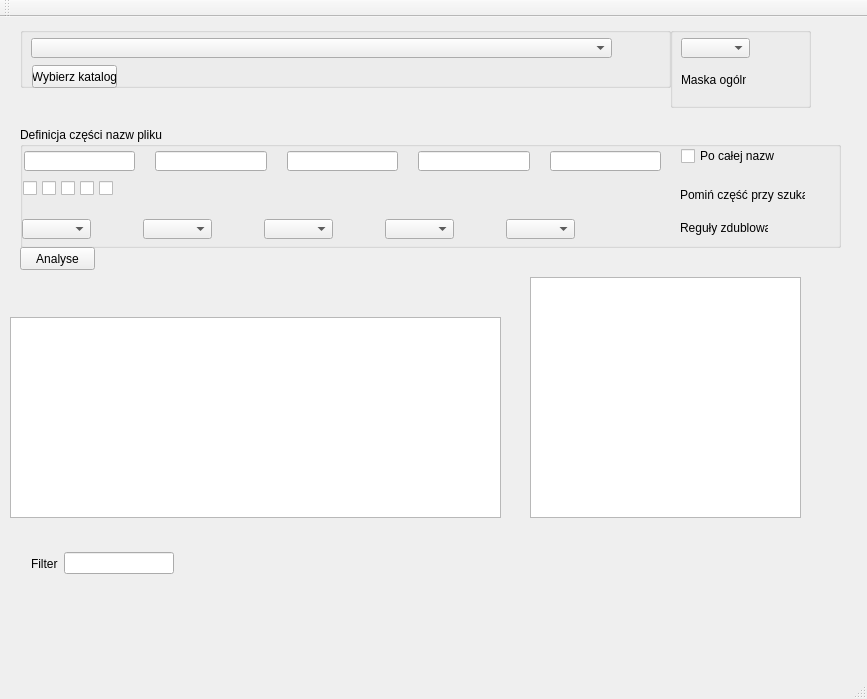
This is TEST1_IGEKA/mainwindow.ui in adallpl/Search-Direcotry as Qt 5 draws it before an edit. The edited form follows.
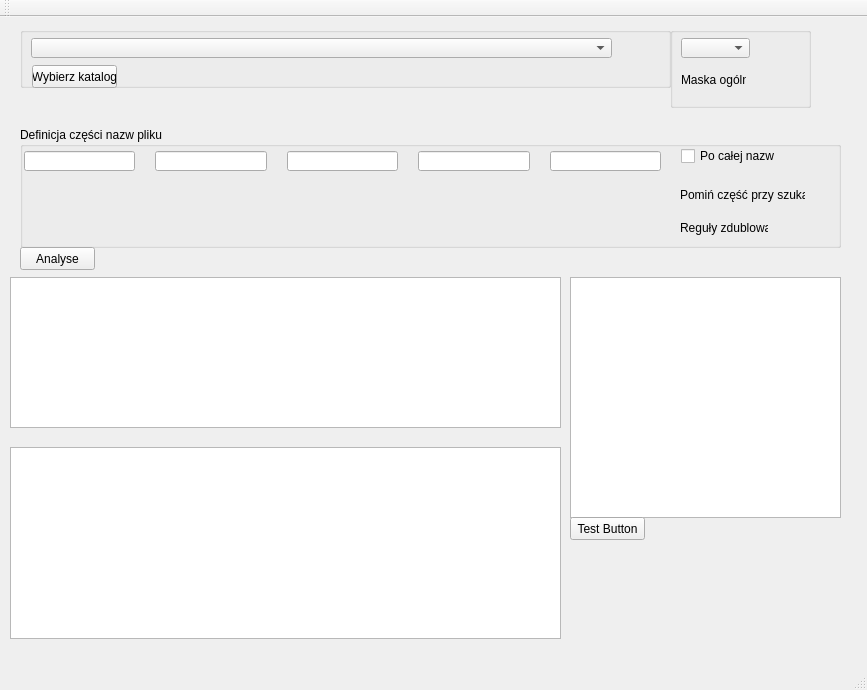
This is the edited form.

```diff
--- a/TEST1_IGEKA/mainwindow.ui
+++ b/TEST1_IGEKA/mainwindow.ui
@@ -7,11 +7,11 @@
     <x>0</x>
     <y>0</y>
     <width>867</width>
-    <height>699</height>
+    <height>690</height>
    </rect>
   </property>
   <property name="windowTitle">
-   <string>MainWindow</string>
+   <string>Listowanie</string>
   </property>
   <widget class="QWidget" name="centralWidget">
    <widget class="QGroupBox" name="groupBox_Kat">
@@ -150,121 +150,6 @@
       <string/>
      </property>
     </widget>
-    <widget class="QCheckBox" name="checkBox_Name5">
-     <property name="geometry">
-      <rect>
-       <x>79</x>
-       <y>53</y>
-       <width>16</width>
-       <height>16</height>
-      </rect>
-     </property>
-     <property name="text">
-      <string/>
-     </property>
-    </widget>
-    <widget class="QCheckBox" name="checkBox_Name2">
-     <property name="geometry">
-      <rect>
-       <x>22</x>
-       <y>53</y>
-       <width>16</width>
-       <height>16</height>
-      </rect>
-     </property>
-     <property name="text">
-      <string/>
-     </property>
-    </widget>
-    <widget class="QCheckBox" name="checkBox_Name1">
-     <property name="geometry">
-      <rect>
-       <x>3</x>
-       <y>53</y>
-       <width>16</width>
-       <height>16</height>
-      </rect>
-     </property>
-     <property name="text">
-      <string/>
-     </property>
-    </widget>
-    <widget class="QCheckBox" name="checkBox_Name3">
-     <property name="geometry">
-      <rect>
-       <x>41</x>
-       <y>53</y>
-       <width>16</width>
-       <height>16</height>
-      </rect>
-     </property>
-     <property name="text">
-      <string/>
-     </property>
-    </widget>
-    <widget class="QCheckBox" name="checkBox_Name4">
-     <property name="geometry">
-      <rect>
-       <x>60</x>
-       <y>53</y>
-       <width>16</width>
-       <height>16</height>
-      </rect>
-     </property>
-     <property name="text">
-      <string/>
-     </property>
-    </widget>
-    <widget class="QComboBox" name="comboBox_Reg1">
-     <property name="geometry">
-      <rect>
-       <x>2</x>
-       <y>92</y>
-       <width>69</width>
-       <height>20</height>
-      </rect>
-     </property>
-    </widget>
-    <widget class="QComboBox" name="comboBox_Reg2">
-     <property name="geometry">
-      <rect>
-       <x>123</x>
-       <y>92</y>
-       <width>69</width>
-       <height>20</height>
-      </rect>
-     </property>
-    </widget>
-    <widget class="QComboBox" name="comboBox_Reg3">
-     <property name="geometry">
-      <rect>
-       <x>244</x>
-       <y>92</y>
-       <width>69</width>
-       <height>20</height>
-      </rect>
-     </property>
-    </widget>
-    <widget class="QComboBox" name="comboBox_Reg4">
-     <property name="geometry">
-      <rect>
-       <x>365</x>
-       <y>92</y>
-       <width>69</width>
-       <height>20</height>
-      </rect>
-     </property>
-    </widget>
-    <widget class="QComboBox" name="comboBox_Reg5">
-     <property name="geometry">
-      <rect>
-       <x>486</x>
-       <y>92</y>
-       <width>69</width>
-       <height>20</height>
-      </rect>
-     </property>
-    </widget>
     <widget class="QLabel" name="label_3">
      <property name="geometry">
       <rect>
@@ -367,6 +252,82 @@
       </rect>
      </property>
     </widget>
+    <widget class="QWidget" name="layoutWidget">
+     <property name="geometry">
+      <rect>
+       <x>3</x>
+       <y>53</y>
+       <width>661</width>
+       <height>16</height>
+      </rect>
+     </property>
+     <layout class="QHBoxLayout" name="horizontalLayout_4">
+      <item>
+       <widget class="QCheckBox" name="checkBox_Name1">
+        <property name="text">
+         <string/>
+        </property>
+       </widget>
+      </item>
+      <item>
+       <widget class="QCheckBox" name="checkBox_Name2">
+        <property name="text">
+         <string/>
+        </property>
+       </widget>
+      </item>
+      <item>
+       <widget class="QCheckBox" name="checkBox_Name3">
+        <property name="text">
+         <string/>
+        </property>
+       </widget>
+      </item>
+      <item>
+       <widget class="QCheckBox" name="checkBox_Name4">
+        <property name="text">
+         <string/>
+        </property>
+       </widget>
+      </item>
+      <item>
+       <widget class="QCheckBox" name="checkBox_Name5">
+        <property name="text">
+         <string/>
+        </property>
+       </widget>
+      </item>
+     </layout>
+    </widget>
+    <widget class="QWidget" name="layoutWidget">
+     <property name="geometry">
+      <rect>
+       <x>2</x>
+       <y>92</y>
+       <width>651</width>
+       <height>22</height>
+      </rect>
+     </property>
+     <layout class="QHBoxLayout" name="horizontalLayout_5">
+      <item>
+       <widget class="QComboBox" name="comboBox_Reg1"/>
+      </item>
+      <item>
+       <widget class="QComboBox" name="comboBox_Reg2"/>
+      </item>
+      <item>
+       <widget class="QComboBox" name="comboBox_Reg3"/>
+      </item>
+      <item>
+       <widget class="QComboBox" name="comboBox_Reg4"/>
+      </item>
+      <item>
+       <widget class="QComboBox" name="comboBox_Reg5"/>
+      </item>
+     </layout>
+    </widget>
+    <zorder>layoutWidget</zorder>
+    <zorder>layoutWidget</zorder>
     <zorder>lineEdit_Name4</zorder>
     <zorder>lineEdit_Name2</zorder>
     <zorder>lineEdit_Name1</zorder>
@@ -376,16 +337,6 @@
     <zorder>label_Sep2</zorder>
     <zorder>label_Sep3</zorder>
     <zorder>label_Sep4</zorder>
-    <zorder>checkBox_Name5</zorder>
-    <zorder>checkBox_Name2</zorder>
-    <zorder>checkBox_Name1</zorder>
-    <zorder>checkBox_Name3</zorder>
-    <zorder>checkBox_Name4</zorder>
-    <zorder>comboBox_Reg1</zorder>
-    <zorder>comboBox_Reg2</zorder>
-    <zorder>comboBox_Reg3</zorder>
-    <zorder>comboBox_Reg4</zorder>
-    <zorder>comboBox_Reg5</zorder>
     <zorder>label_3</zorder>
     <zorder>checkBox_FullName</zorder>
     <zorder>label_2</zorder>
@@ -408,16 +359,16 @@
     <property name="geometry">
      <rect>
       <x>10</x>
-      <y>300</y>
-      <width>491</width>
-      <height>201</height>
+      <y>260</y>
+      <width>551</width>
+      <height>151</height>
      </rect>
     </property>
    </widget>
    <widget class="QListWidget" name="listWidget_Errors">
     <property name="geometry">
      <rect>
-      <x>530</x>
+      <x>570</x>
       <y>260</y>
       <width>271</width>
       <height>241</height>
@@ -427,10 +378,10 @@
    <widget class="QLabel" name="label_Test">
     <property name="geometry">
      <rect>
-      <x>270</x>
+      <x>100</x>
       <y>230</y>
-      <width>521</width>
-      <height>16</height>
+      <width>481</width>
+      <height>21</height>
      </rect>
     </property>
     <property name="text">
@@ -459,67 +410,6 @@
     </property>
     <layout class="QHBoxLayout" name="horizontalLayout_9"/>
    </widget>
-   <widget class="QWidget" name="layoutWidget">
-    <property name="geometry">
-     <rect>
-      <x>20</x>
-      <y>510</y>
-      <width>165</width>
-      <height>73</height>
-     </rect>
-    </property>
-    <layout class="QHBoxLayout" name="horizontalLayout">
-     <item>
-      <widget class="QLabel" name="label_Filter">
-       <property name="text">
-        <string>Filter</string>
-       </property>
-      </widget>
-     </item>
-     <item>
-      <widget class="QLineEdit" name="lineEditFilter"/>
-     </item>
-    </layout>
-   </widget>
-   <widget class="QWidget" name="layoutWidget">
-    <property name="geometry">
-     <rect>
-      <x>20</x>
-      <y>590</y>
-      <width>171</width>
-      <height>16</height>
-     </rect>
-    </property>
-    <layout class="QHBoxLayout" name="horizontalLayout_2">
-     <item>
-      <widget class="QLabel" name="label_4">
-       <property name="text">
-        <string>Total:</string>
-       </property>
-      </widget>
-     </item>
-     <item>
-      <widget class="QLabel" name="label_Total">
-       <property name="text">
-        <string>0</string>
-       </property>
-      </widget>
-     </item>
-    </layout>
-   </widget>
-   <widget class="QLabel" name="label_Test2">
-    <property name="geometry">
-     <rect>
-      <x>10</x>
-      <y>260</y>
-      <width>521</width>
-      <height>21</height>
-     </rect>
-    </property>
-    <property name="text">
-     <string/>
-    </property>
-   </widget>
    <widget class="QWidget" name="layoutWidget">
     <property name="geometry">
      <rect>
@@ -558,8 +448,32 @@
      </item>
     </layout>
    </widget>
-   <zorder>layoutWidget</zorder>
-   <zorder>layoutWidget</zorder>
+   <widget class="QPushButton" name="pushButton_Test">
+    <property name="geometry">
+     <rect>
+      <x>570</x>
+      <y>500</y>
+      <width>75</width>
+      <height>23</height>
+     </rect>
+    </property>
+    <property name="text">
+     <string>Test Button</string>
+    </property>
+   </widget>
+   <widget class="QTableWidget" name="tableWidget">
+    <property name="geometry">
+     <rect>
+      <x>10</x>
+      <y>430</y>
+      <width>551</width>
+      <height>192</height>
+     </rect>
+    </property>
+    <property name="showGrid">
+     <bool>false</bool>
+    </property>
+   </widget>
    <zorder>layoutWidget</zorder>
    <zorder>layoutWidget</zorder>
    <zorder>layoutWidget</zorder>
@@ -570,7 +484,8 @@
    <zorder>listWidget_Results</zorder>
    <zorder>listWidget_Errors</zorder>
    <zorder>label_Test</zorder>
-   <zorder>label_Test2</zorder>
+   <zorder>pushButton_Test</zorder>
+   <zorder>tableWidget</zorder>
   </widget>
   <widget class="QMenuBar" name="menuBar">
    <property name="geometry">
```
Left out of the diff: 26 changed lines with no effect on the pictures.
